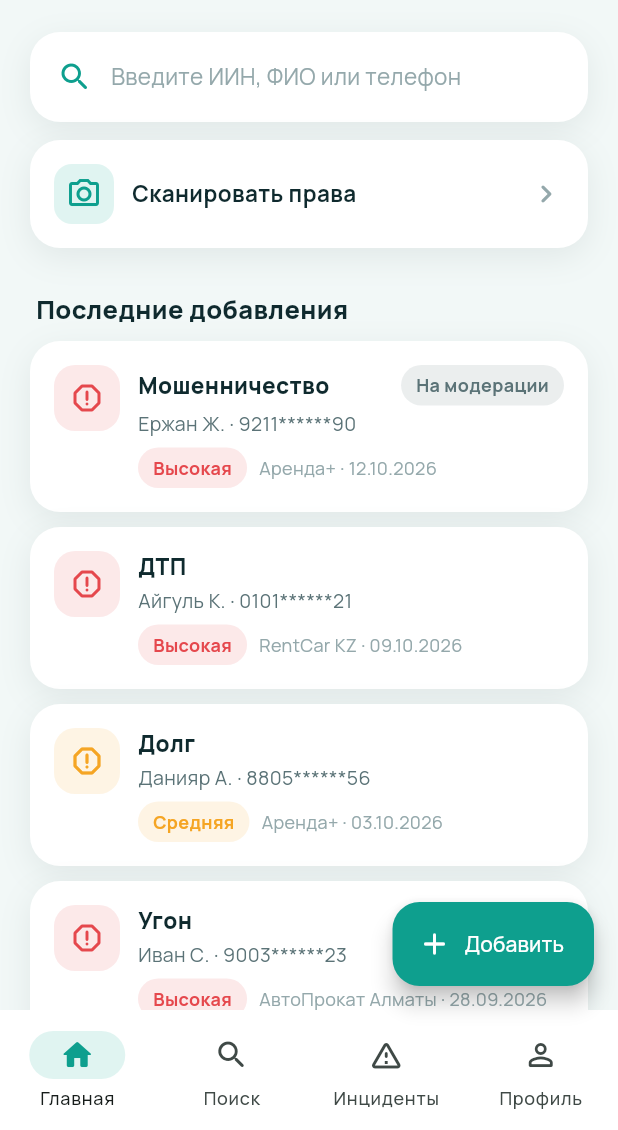
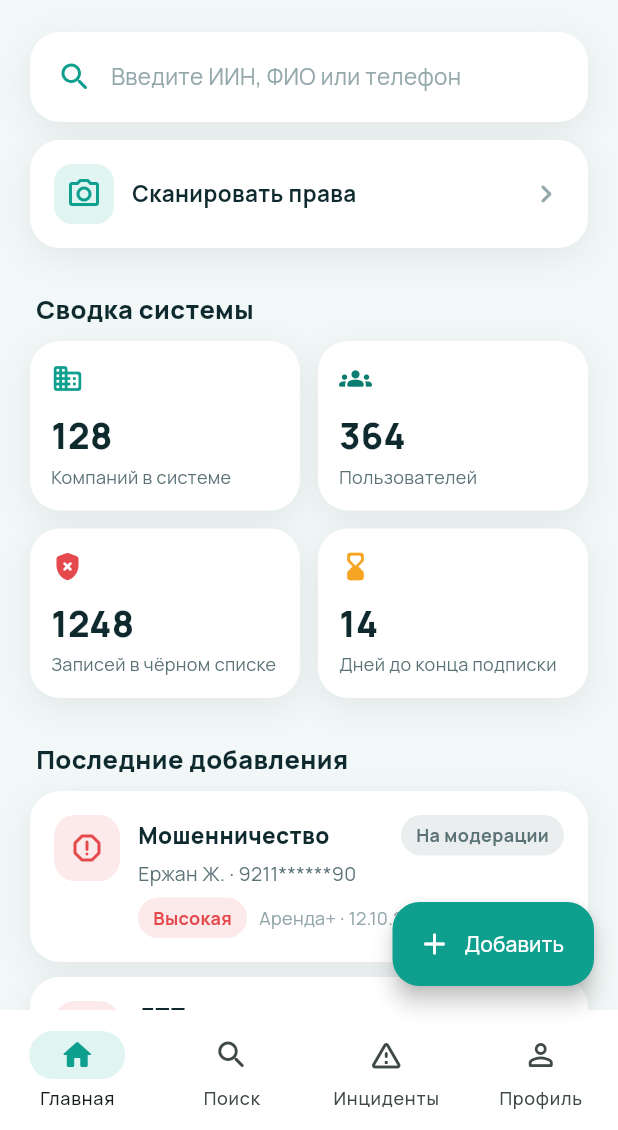
Before and after one commit to rauan-boop/R-PASS-App, a Flutter app: the screen it shows after launch, after a tap on "Тестовый вход", on a phone screen of 412 x 824 dp, the part 106-1236 px from its top. Run offline on Flutter 3.47's test engine with Material 3 defaults, Android fonts, the phone set to English and light mode, and no system bars; our stand-ins replace google_fonts; missing offline and left inert: dart:html.

Commit message:
Add presentation dashboard summary
Co-authored-by: Copilot <223556219+Copilot@users.noreply.github.com>

```diff
--- a/lib/screens/dashboard_screen.dart
+++ b/lib/screens/dashboard_screen.dart
@@ -110,6 +110,55 @@ class DashboardScreen extends StatelessWidget {
               ),
             ),
             const SizedBox(height: 20),
+            const SectionTitle('Сводка системы'),
+            LayoutBuilder(
+              builder: (context, constraints) {
+                final cardWidth = (constraints.maxWidth - 12) / 2;
+                return Wrap(
+                  spacing: 12,
+                  runSpacing: 12,
+                  children: [
+                    SizedBox(
+                      width: cardWidth,
+                      child: _DashboardStat(
+                        icon: Icons.business_rounded,
+                        label: 'Компаний в системе',
+                        value: 128,
+                        color: AppColors.primary,
+                      ),
+                    ),
+                    SizedBox(
+                      width: cardWidth,
+                      child: _DashboardStat(
+                        icon: Icons.groups_rounded,
+                        label: 'Пользователей',
+                        value: 364,
+                        color: AppColors.primaryDark,
+                      ),
+                    ),
+                    SizedBox(
+                      width: cardWidth,
+                      child: _DashboardStat(
+                        icon: Icons.gpp_bad_rounded,
+                        label: 'Записей в чёрном списке',
+                        value: 1248,
+                        color: AppColors.error,
+                      ),
+                    ),
+                    SizedBox(
+                      width: cardWidth,
+                      child: _DashboardStat(
+                        icon: Icons.hourglass_bottom_rounded,
+                        label: 'Дней до конца подписки',
+                        value: 14,
+                        color: AppColors.warning,
+                      ),
+                    ),
+                  ],
+                );
+              },
+            ),
+            const SizedBox(height: 20),
             const SectionTitle('Последние добавления'),
             for (final i in latest) ...[
               IncidentTile(
@@ -118,9 +167,66 @@ class DashboardScreen extends StatelessWidget {
               ),
               const SizedBox(height: 10),
             ],
+            const SizedBox(height: 8),
+            SizedBox(
+              width: double.infinity,
+              child: FilledButton.icon(
+                onPressed: () => ScaffoldMessenger.of(context).showSnackBar(
+                  const SnackBar(
+                    content: Text('Интеграция с АИС ОИП появится позже'),
+                  ),
+                ),
+                icon: const Icon(Icons.fact_check_outlined),
+                label: const Text('Проверить по АИС ОИП'),
+              ),
+            ),
           ],
         );
       },
     );
   }
 }
+
+class _DashboardStat extends StatelessWidget {
+  const _DashboardStat({
+    required this.icon,
+    required this.label,
+    required this.value,
+    required this.color,
+  });
+
+  final IconData icon;
+  final String label;
+  final int value;
+  final Color color;
+
+  @override
+  Widget build(BuildContext context) {
+    return AppCard(
+      padding: const EdgeInsets.all(14),
+      child: Column(
+        crossAxisAlignment: CrossAxisAlignment.start,
+        children: [
+          Icon(icon, color: color, size: 22),
+          const SizedBox(height: 10),
+          Text(
+            '$value',
+            style: GoogleFonts.manrope(
+              fontSize: 24,
+              fontWeight: FontWeight.w800,
+              color: AppColors.ink,
+            ),
+          ),
+          const SizedBox(height: 2),
+          Text(
+            label,
+            style: GoogleFonts.manrope(
+              fontSize: 12,
+              color: AppColors.muted,
+            ),
+          ),
+        ],
+      ),
+    );
+  }
+}
```
